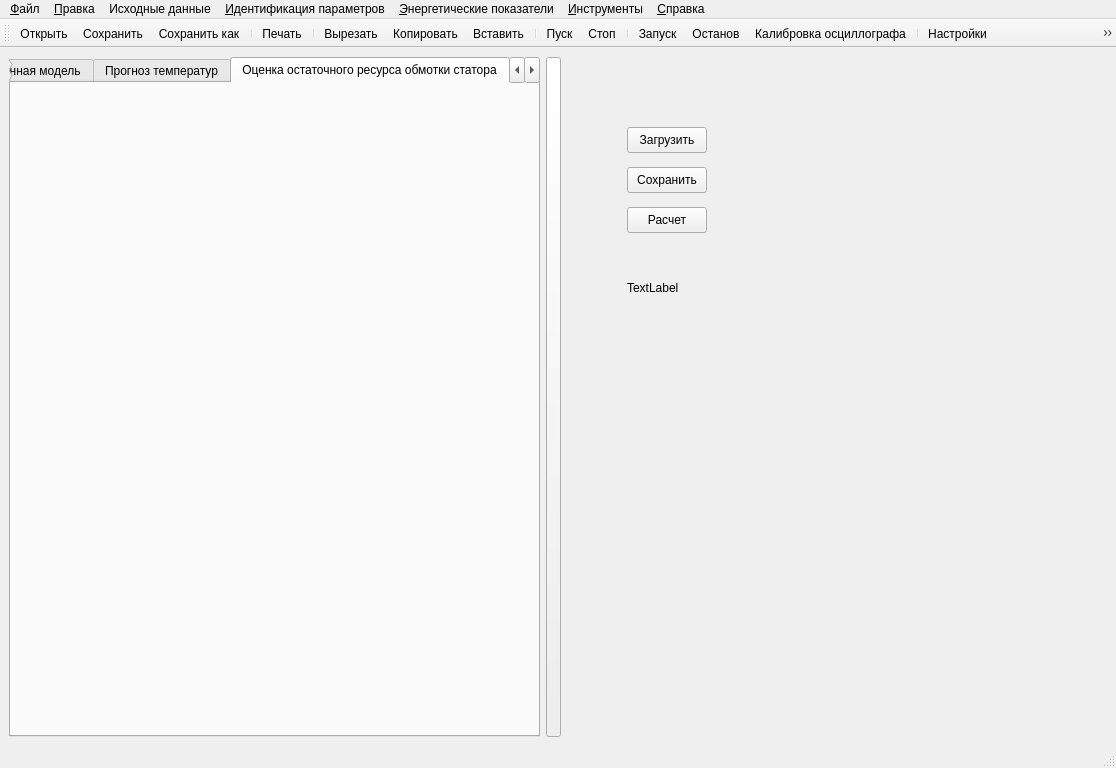
Qt form ImView/mainwindow.ui (Ivanos121/ImView) before a commit.
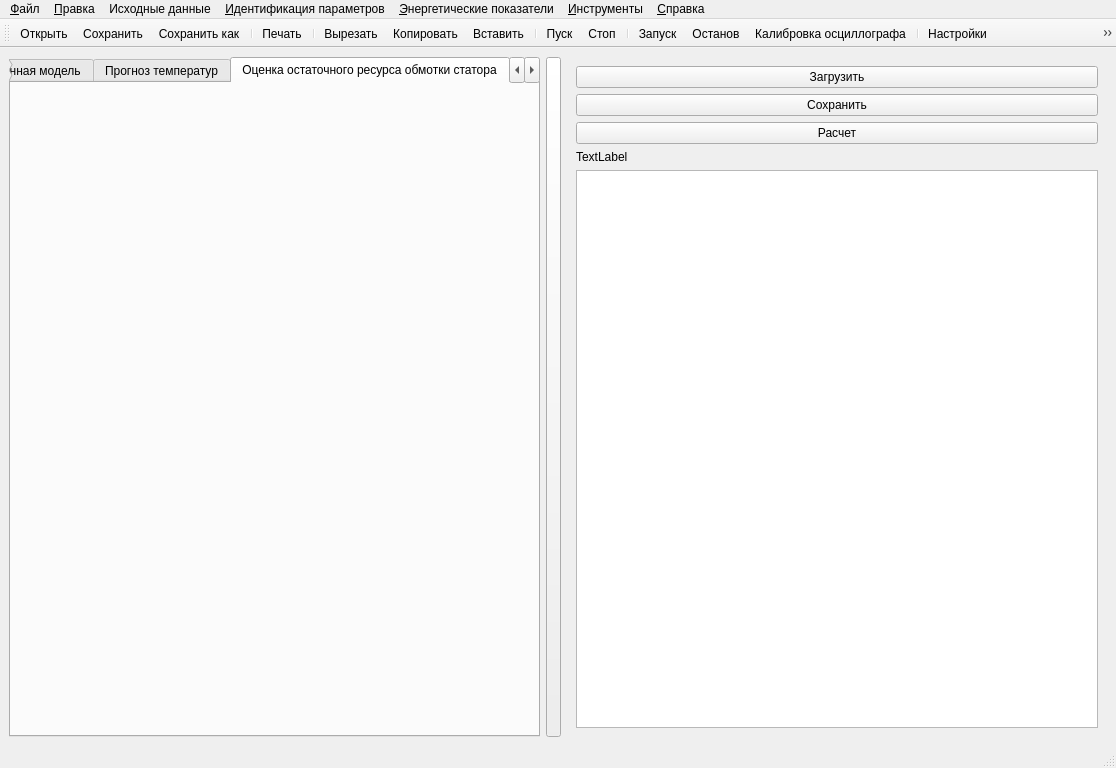
The same form after that commit. The open tabs and pages were chosen to show the change. Icons and pictures are not drawn. Custom widgets are drawn as their Qt base class.

The edit to the form file:
```diff
--- a/ImView/mainwindow.ui
+++ b/ImView/mainwindow.ui
@@ -1162,44 +1162,26 @@
        </layout>
       </widget>
       <widget class="QWidget" name="page_9">
+       <layout class="QGridLayout" name="gridLayout_15">
+        <item row="0" column="0">
        <widget class="QPushButton" name="load_tepl_dannie">
-        <property name="geometry">
-         <rect>
-          <x>60</x>
-          <y>70</y>
-          <width>80</width>
-          <height>26</height>
-         </rect>
-        </property>
         <property name="text">
          <string>Загрузить</string>
         </property>
        </widget>
+        </item>
+        <item row="1" column="0">
        <widget class="QPushButton" name="save_tepl_dannie">
         <property name="enabled">
          <bool>true</bool>
         </property>
-        <property name="geometry">
-         <rect>
-          <x>60</x>
-          <y>110</y>
-          <width>80</width>
-          <height>26</height>
-         </rect>
-        </property>
         <property name="text">
          <string>Сохранить</string>
         </property>
        </widget>
+        </item>
+        <item row="2" column="0">
        <widget class="QPushButton" name="tepl_result">
-        <property name="geometry">
-         <rect>
-          <x>60</x>
-          <y>150</y>
-          <width>80</width>
-          <height>26</height>
-         </rect>
-        </property>
         <property name="text">
          <string>Расчет</string>
         </property>
@@ -1207,19 +1189,18 @@
          <bool>false</bool>
         </property>
        </widget>
+        </item>
+        <item row="3" column="0">
        <widget class="QLabel" name="label_26">
-        <property name="geometry">
-         <rect>
-          <x>60</x>
-          <y>210</y>
-          <width>241</width>
-          <height>41</height>
-         </rect>
-        </property>
         <property name="text">
          <string>TextLabel</string>
         </property>
        </widget>
+        </item>
+        <item row="4" column="0">
+         <widget class="QTableWidget" name="tableWidget_9"/>
+        </item>
+       </layout>
       </widget>
       <widget class="QWidget" name="page_11">
        <widget class="QWidget" name="layoutWidget_2">
```
Left out of the diff: 2 changed lines with no effect on the pictures. Lines whose indentation alone changed are shown as unchanged.
